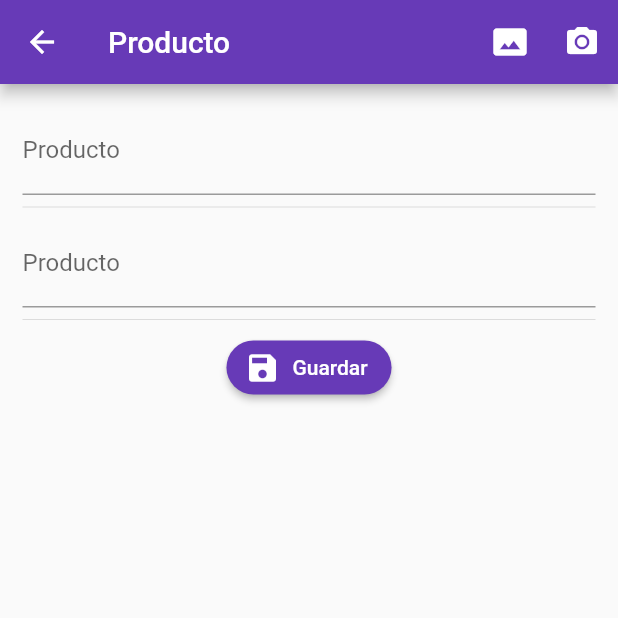
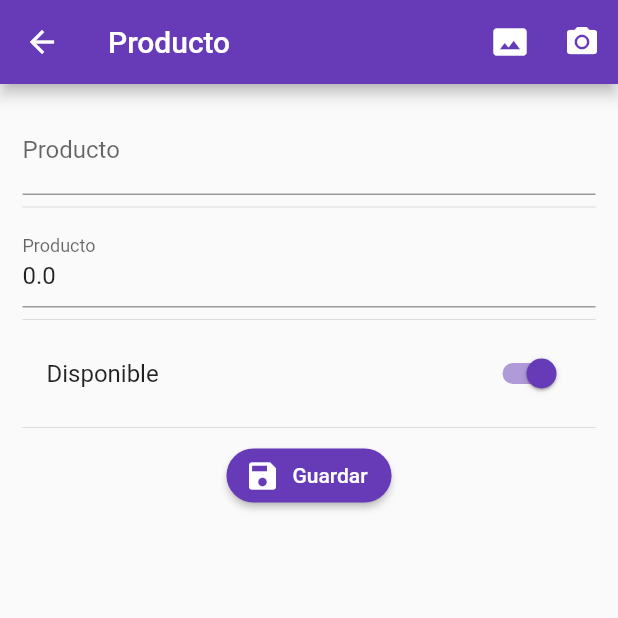
Before and after one commit to alejaam/form_validator, a Flutter app: the screen it shows after launch, after a tap on the "add" icon, on a phone screen of 412 x 824 dp, the top half of it. Run offline on Flutter 3.47's test engine with Material 2 defaults, Android fonts, the phone set to English and light mode, and no system bars; our stand-ins replace rxdart; network calls fail.

Commit message:
Agregando productos provider, preparando para mostrar listado.

```diff
--- a/lib/src/pages/home_page.dart
+++ b/lib/src/pages/home_page.dart
@@ -1,8 +1,10 @@
 import 'package:flutter/material.dart';
 import 'package:form_validator/src/bloc/provider.dart';
+import 'package:form_validator/src/models/producto_model.dart';
+import 'package:form_validator/src/providers/productos_provider.dart';
 
 class HomePage extends StatelessWidget {
-  const HomePage({Key key}) : super(key: key);
+  final productosProvider = new ProductosProvider();
 
   @override
   Widget build(BuildContext context) {
@@ -11,7 +13,7 @@ class HomePage extends StatelessWidget {
       appBar: AppBar(
         title: Text("Home"),
       ),
-      body: Container(),
+      body: crearListado(),
       floatingActionButton: _crearBoton(context),
     );
   }
@@ -22,4 +24,17 @@ class HomePage extends StatelessWidget {
         backgroundColor: Colors.deepPurple,
         onPressed: () => Navigator.pushNamed(context, 'producto'));
   }
+
+  Widget crearListado() {
+    return FutureBuilder(
+      future: productosProvider.cargarProductos(),
+      builder: (BuildContext context, AsyncSnapshot<List<ProductoModel>> snapshot) {
+        if(snapshot.hasData){
+          return Container();
+        }else{
+          return Center(child: CircularProgressIndicator());
+        }
+      }
+    );
+  }
 }
--- a/lib/src/pages/producto_page.dart
+++ b/lib/src/pages/producto_page.dart
@@ -1,4 +1,6 @@
 import 'package:flutter/material.dart';
+import 'package:form_validator/src/models/producto_model.dart';
+import 'package:form_validator/src/providers/productos_provider.dart';
 import 'package:form_validator/src/utils/utils.dart' as utils;
 
 class ProductoPage extends StatefulWidget {
@@ -8,6 +10,8 @@ class ProductoPage extends StatefulWidget {
 
 class _ProductoPageState extends State<ProductoPage> {
   final formKey = GlobalKey<FormState>();
+  final productosProvider = new ProductosProvider();
+  ProductoModel producto = new ProductoModel();
 
   @override
   Widget build(BuildContext context) {
@@ -36,7 +40,9 @@ class _ProductoPageState extends State<ProductoPage> {
                   Divider(),
                   _crearPrecio(),
                   Divider(),
-                  _crearBoton()
+                  _crearDisponible(),
+                  Divider(),
+                  _crearBoton(),
                 ],
               )),
         ),
@@ -46,8 +52,10 @@ class _ProductoPageState extends State<ProductoPage> {
 
   Widget _crearNombre() {
     return TextFormField(
+      initialValue: producto.titulo,
       textCapitalization: TextCapitalization.sentences,
       decoration: InputDecoration(labelText: 'Producto'),
+      onSaved: (value) => producto.titulo = value,
       validator: (value) {
         if (value.length > 3) {
           return null;
@@ -60,14 +68,16 @@ class _ProductoPageState extends State<ProductoPage> {
 
   Widget _crearPrecio() {
     return TextFormField(
+      initialValue: producto.valor.toString(),
       keyboardType: TextInputType.numberWithOptions(decimal: true),
       textCapitalization: TextCapitalization.sentences,
       decoration: InputDecoration(labelText: 'Producto'),
+      onSaved: (value) => producto.valor = double.parse(value),
       validator: (value) {
         if (utils.isNumeric(value)) {
           return null;
         } else {
-          return 'Solo números.';
+          return 'Solo números';
         }
       },
     );
@@ -84,9 +94,25 @@ class _ProductoPageState extends State<ProductoPage> {
     );
   }
 
+  Widget _crearDisponible() {
+    return SwitchListTile(
+        value: producto.disponible,
+        title: Text('Disponible'),
+        activeColor: Colors.deepPurple,
+        onChanged: (value) => setState(() {
+              producto.disponible = value;
+            }));
+  }
+
   void _submit() {
     if (!formKey.currentState.validate()) return;
+    formKey.currentState.save();
+    print('Todo OK!');
+    print(producto.titulo);
+    print(producto.valor);
+    print(producto.disponible);
 
-    print('Todo OK!');
+    productosProvider.crearProducto(producto);
+
   }
 }
--- /dev/null
+++ b/lib/src/providers/productos_provider.dart
@@ -0,0 +1,37 @@
+import 'dart:convert';
+
+import 'package:http/http.dart' as http;
+import 'package:form_validator/src/models/producto_model.dart';
+
+class ProductosProvider {
+  final String _url = 'https://orienta2-4da13.firebaseio.com';
+
+  Future<bool> crearProducto(ProductoModel producto) async {
+    final url = '$_url/productos.json';
+    final resp = await http.post(url, body: productoModelToJson(producto));
+    final decodeData = json.decode(resp.body);
+
+    print(decodeData);
+
+    return true;
+  }
+
+  Future<List<ProductoModel>> cargarProductos() async {
+    final String url = '$_url/productos.json';
+    final resp = await http.get(url);
+
+    final Map<String, dynamic> decodeData = json.decode(resp.body);
+    final List<ProductoModel> productos = new List();
+    if (decodeData == null) return [];
+
+    decodeData.forEach((id, prod) {
+      final prodTemp = ProductoModel.fromJson(prod);
+      prodTemp.id = id;
+
+      productos.add(prodTemp);
+    });
+
+    print(productos);
+    return productos;
+  }
+}
--- a/pubspec.yaml
+++ b/pubspec.yaml
@@ -24,6 +24,7 @@ dependencies:
   # Use with the CupertinoIcons class for iOS style icons.
   cupertino_icons: ^0.1.2
   rxdart: ^0.24.1
+  http:
 
 dev_dependencies:
   flutter_test:
```
Also changed, not shown: pubspec.lock.
